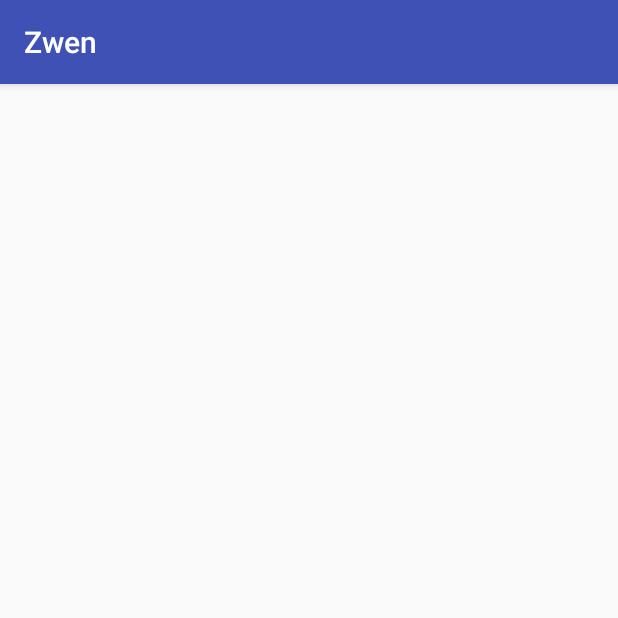
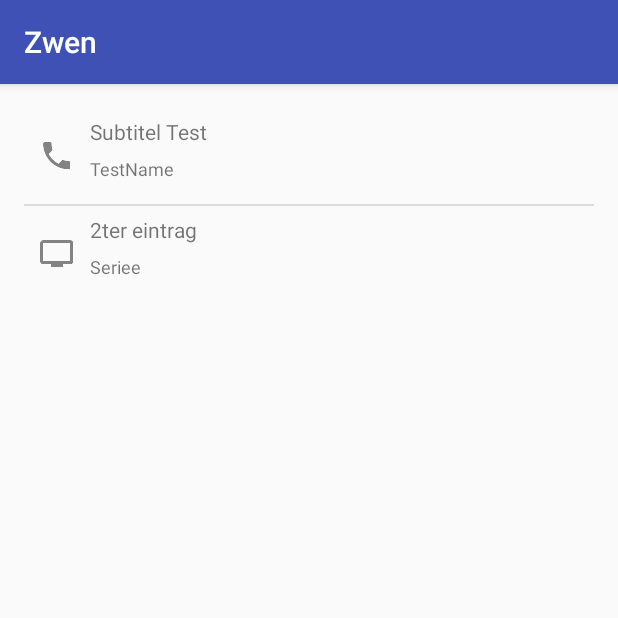
Before and after one commit to Business-Corp/Zwen, an Android app: the screen it shows after launch (MainActivity), on a phone screen of 412 x 824 dp, the top half of it. Run offline under Robolectric (Android 15) with nearby library versions, the phone set to English and light mode, and no system bars.

Commit message:
V1 ist fertig!

```diff
--- a/app/src/main/java/business_corp/zwen/CustomMediaAdapter.java
+++ b/app/src/main/java/business_corp/zwen/CustomMediaAdapter.java
@@ -27,6 +27,7 @@ public class CustomMediaAdapter extends ArrayAdapter<Media> {
     }
 
     public View getView(int position, View convertview, ViewGroup parent){
+
         LayoutInflater inflater = (LayoutInflater) mContext.getSystemService(Context.LAYOUT_INFLATER_SERVICE);
 
         View rowViev=inflater.inflate(R.layout.list_item_mediathek,parent,false);
@@ -41,9 +42,15 @@ public class CustomMediaAdapter extends ArrayAdapter<Media> {
         name.setText(media.getName());
         subtitle.setText(media.getSubtitle());
 
-        logo.setImageResource(media.getId());
+        if(media.getType()==1){
+            logo.setImageResource(R.drawable.movie);
+        }else if(media.getType()==2){
+            logo.setImageResource(R.drawable.series);
+        }
+        //logo.setImageResource(media.getId());
 
-        return null;
+        return rowViev;
+
     }
 
 }
--- a/app/src/main/java/business_corp/zwen/MainActivity.java
+++ b/app/src/main/java/business_corp/zwen/MainActivity.java
@@ -10,6 +10,7 @@ public class MainActivity extends AppCompatActivity {
 
     private ListView mediathek;
     private ArrayList<Media> datensaetze;
+    private CustomMediaAdapter listAdapter;
 
     @Override
     protected void onCreate(Bundle savedInstanceState) {
@@ -17,11 +18,16 @@ public class MainActivity extends AppCompatActivity {
         setContentView(R.layout.activity_main);
 
         datensaetze=new ArrayList<Media>();
-        datensaetze.add(new Media("TestName","Subtitel Test",R.drawable.movie));
-        datensaetze.add(new Media("Seriee","2ter eintrag",R.drawable.series));
+        datensaetze.add(new Media("TestName","Subtitel Test",1));
+        datensaetze.add(new Media("Seriee","2ter eintrag",2));
 
 
         mediathek = (ListView) findViewById(R.id.listview_mediathek);
 
+        listAdapter=new CustomMediaAdapter(datensaetze, this);
+
+        mediathek.setAdapter(listAdapter);
+
+
     }
 }
```
